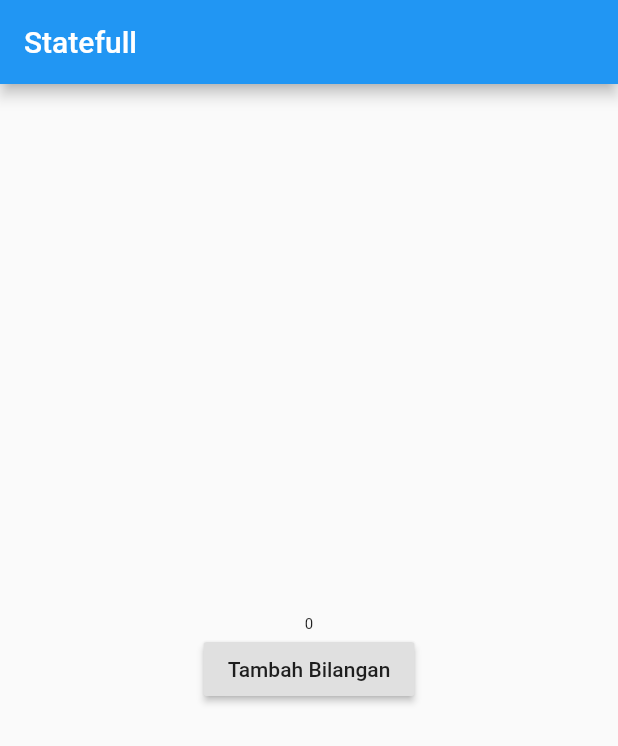
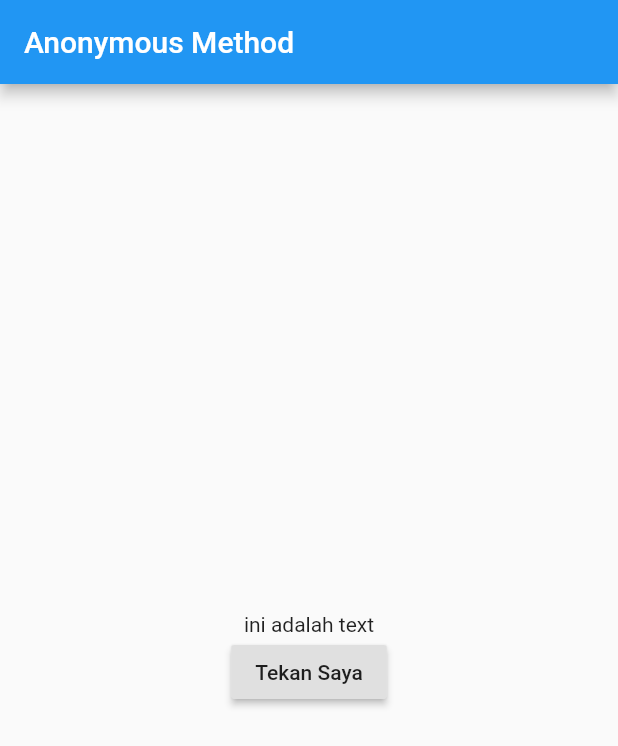
Before and after one commit to 1hafizhsdq/leraning, a Flutter app: the screen it shows after launch, on a phone screen of 412 x 824 dp. Shown: the top 746 px of the screen. Run offline on Flutter 3.47's test engine with Material 2 defaults, Android fonts, the phone set to English and light mode, and no system bars.

Commit message:
Anonymous Method

```diff
--- a/lib/main.dart
+++ b/lib/main.dart
@@ -3,31 +3,34 @@ import 'package:flutter/material.dart';
 void main() => runApp(MyApp());
 
 class MyApp extends StatefulWidget {
+  const MyApp({Key? key}) : super(key: key);
+
   @override
   _MyAppState createState() => _MyAppState();
 }
 
 class _MyAppState extends State<MyApp> {
-  int number = 0;
-  void tekanTombol() {
-    setState(() {
-      number = number + 1;
-    });
-  }
+  String message = "ini adalah text";
 
   @override
   Widget build(BuildContext context) {
     return MaterialApp(
       home: Scaffold(
-        appBar: AppBar(title: Text("Statefull")),
+        appBar: AppBar(
+          title: Text("Anonymous Method"),
+        ),
         body: Center(
           child: Column(
             mainAxisAlignment: MainAxisAlignment.center,
-            children: <Widget>[
-              Text(number.toString(),style: TextStyle(fontSize: 10 + number.toDouble()),),
+            children: [
+              Text(message),
               RaisedButton(
-                child: Text("Tambah Bilangan"),
-                onPressed: tekanTombol,
+                child: Text("Tekan Saya"),
+                onPressed: (){
+                  setState(() {
+                    message = "tombol sudah ditekan";
+                  });
+                },
               )
             ],
           ),
```
